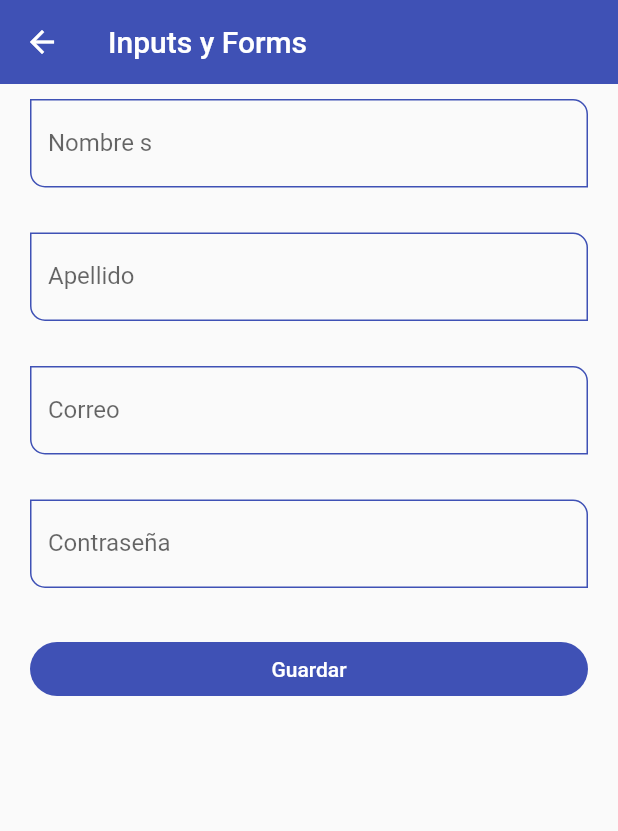
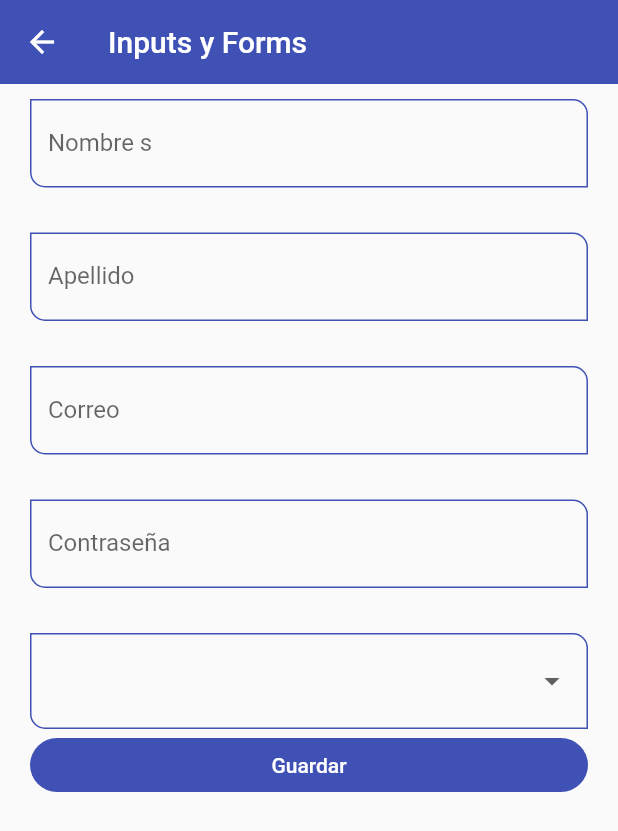
Before and after one commit to AngelVargas08/Componentes, a Flutter app: the InputScreen screen opened by its route, on a phone screen of 412 x 824 dp. Shown: the top 831 px of the screen. Run offline on Flutter 3.47's test engine with Material 2 defaults, Android fonts, the phone set to English and light mode, and no system bars.

Commit message:
Slider y checks

```diff
--- a/lib/router/app_routes.dart
+++ b/lib/router/app_routes.dart
@@ -16,7 +16,8 @@ class AppRoutes{
     MenuOptions(route: 'alertscreen', name: 'Alert Screen', screen: const AlertScreen(), icon: Icons.crisis_alert_sharp),
     MenuOptions(route: 'avatartscreen', name: 'Avatar Screen', screen: const AvatarScreen(), icon: Icons.supervised_user_circle_rounded),
     MenuOptions(route: 'animatedscreen', name: 'Animated Screen', screen: const AnimatedScreen(), icon: Icons.animation_outlined),
-     MenuOptions(route: 'inputscreen', name: 'Input Screen', screen: const InputScreen(), icon: Icons.format_align_justify),
+    MenuOptions(route: 'inputscreen', name: 'Input Screen', screen: const InputScreen(), icon: Icons.format_align_justify),
+    MenuOptions(route: 'sliderscreen', name: 'Slider Screen', screen: const SliderScreen(), icon: Icons.slow_motion_video_rounded),
 
   ];
 
--- a/lib/screens/input_screen.dart
+++ b/lib/screens/input_screen.dart
@@ -13,11 +13,11 @@ class InputScreen extends StatelessWidget {
     final GlobalKey<FormState> myFormkey = GlobalKey<FormState>();
 
     final Map<String, String> formValues = {
-      'first_name': 'Angel',
-      'last_name' : 'Vargas',
-      'email'     : 'Angel@gmail.com',
-      'password'  : '123456',
-      'role'      : 'Admin',
+      'first_name': '',
+      'last_name' : '',
+      'email'     : '',
+      'password'  : '',
+      'role'      : '',
     };
 
     return  Scaffold(
@@ -31,14 +31,25 @@ class InputScreen extends StatelessWidget {
               key: myFormkey,
               child: Column(
                 children:  [
-                  const CustomInputField(labelText: 'Nombre s',hintText: 'Nombre del usuario',),
+                   CustomInputField(labelText: 'Nombre s',hintText: 'Nombre del usuario', formProperty: 'first_name', formValues: formValues),
                   const SizedBox(height: 30,),
-                  const CustomInputField(labelText: 'Apellido',hintText: 'Apellido del usuario',),
+                   CustomInputField(labelText: 'Apellido',hintText: 'Apellido del usuario', formProperty: 'last_name', formValues: formValues),
                   const SizedBox(height: 30,),
-                  const CustomInputField(labelText: 'Correo',hintText: 'Correo electronico',textType: TextInputType.emailAddress,),
+                   CustomInputField(labelText: 'Correo',hintText: 'Correo electronico',textType: TextInputType.emailAddress, formProperty: 'email', formValues: formValues),
                   const SizedBox(height: 30,),
-                  const CustomInputField(labelText: 'Contraseña',hintText: 'Contraseña de usuario',ispassword: true,),
+                   CustomInputField(labelText: 'Contraseña',hintText: 'Contraseña de usuario',ispassword: true,formProperty: 'password', formValues: formValues),
                   const SizedBox(height: 30,),
+
+                  DropdownButtonFormField<String>(
+                    items: const [
+                      DropdownMenuItem(value: 'Admin',child: Text('Admin'),),
+                      DropdownMenuItem(value: 'Superuser',child: Text('Superuser'),),
+                      DropdownMenuItem(value: 'Developer',child: Text('Developer'),),
+                      DropdownMenuItem(value: 'Jr. Developer',child: Text('Jr. Developer'),),
+                    ],
+                    onChanged: (value){
+                          formValues['role'] = value ?? 'Admin';
+                    }),
 
                   ElevatedButton(
                      child: const SizedBox(
--- a/lib/screens/screen.dart
+++ b/lib/screens/screen.dart
@@ -1,5 +1,3 @@
-
-
 
 
 
@@ -14,3 +12,4 @@ export 'package:fl_components/screens/home_screen.dart';
 export 'package:fl_components/screens/input_screen.dart';
 export 'package:fl_components/screens/listview1.dart';
 export 'package:fl_components/screens/listview2.dart';
+export 'package:fl_components/screens/slider_screen.dart';
--- a/lib/widgets/custom_input_field.dart
+++ b/lib/widgets/custom_input_field.dart
@@ -11,6 +11,8 @@ class CustomInputField extends StatelessWidget {
   final IconData? suffixIcon;
   final TextInputType? textType;
   final bool ispassword;
+  final String formProperty;
+  final Map<String, String> formValues;
 
   const CustomInputField({
     Key? key,
@@ -21,6 +23,8 @@ class CustomInputField extends StatelessWidget {
     this.suffixIcon,
     this.textType,
     this.ispassword = false,
+    required this.formProperty,
+    required this.formValues,
   }) : super(key: key);
 
   @override
@@ -31,9 +35,7 @@ class CustomInputField extends StatelessWidget {
      obscureText: ispassword,
       initialValue: '',
       textCapitalization: TextCapitalization.words,
-      onChanged: (value){
-        //print('value: $value');
-      },
+      onChanged: (value)=>formValues[formProperty]=value,
       validator: (value) {
         if (value == null) return 'Este campo es requerido';
         return value.length <3 ? 'Minimo de tres letras': null;
```
Also changed, not shown: lib/screens/slider_screen.dart (added, +63 -0 lines).
